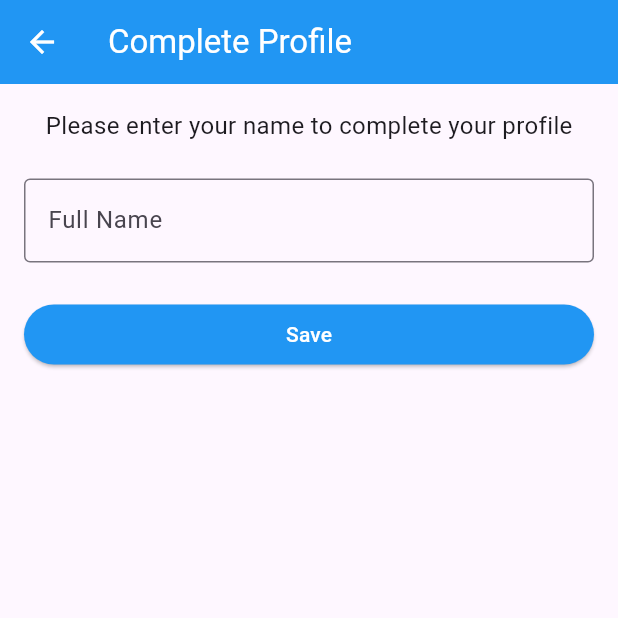
After one commit to EliseJulio/individual_assignment-2, a Flutter app: the screen it shows once a user with an empty profile is signed in, item 4 of the bottom bar chosen, after a tap on "Update Profile", on a phone screen of 412 x 824 dp, the top half of it. The commit adds this screen. Run offline on Flutter 3.47's test engine with Material 3 defaults, Android fonts, the phone set to English and light mode, and no system bars; our stand-ins replace cloud_firestore, firebase_auth, firebase_core; accounts and stored records are empty.

Commit message:
Chat and Auth Markup

```diff
--- a/lib/providers/auth_provider.dart
+++ b/lib/providers/auth_provider.dart
@@ -1,3 +1,4 @@
+import 'package:cloud_firestore/cloud_firestore.dart';
 import 'package:firebase_auth/firebase_auth.dart';
 import 'package:flutter/material.dart';
 
@@ -9,6 +10,7 @@ class AuthProvider with ChangeNotifier {
     });
   }
   final FirebaseAuth _auth = FirebaseAuth.instance;
+  final FirebaseFirestore _firestore = FirebaseFirestore.instance;
   User? _user;
   bool _isLoading = false;
 
@@ -16,7 +18,7 @@ class AuthProvider with ChangeNotifier {
   bool get isLoading => _isLoading;
   bool get isAuthenticated => _user != null;
 
-  Future<String?> signUp(String email, String password) async {
+  Future<String?> signUp(String email, String password, String name) async {
     try {
       _isLoading = true;
       notifyListeners();
@@ -28,6 +30,15 @@ class AuthProvider with ChangeNotifier {
 
       await result.user?.sendEmailVerification();
       _user = result.user;
+
+      // Save user profile to Firestore
+      if (_user != null) {
+        await _firestore.collection('users').doc(_user!.uid).set({
+          'email': email,
+          'name': name,
+          'createdAt': DateTime.now().millisecondsSinceEpoch,
+        });
+      }
 
       _isLoading = false;
       notifyListeners();
--- a/lib/screens/auth_screen.dart
+++ b/lib/screens/auth_screen.dart
@@ -13,6 +13,7 @@ class _AuthScreenState extends State<AuthScreen> {
   final _formKey = GlobalKey<FormState>();
   final _emailController = TextEditingController();
   final _passwordController = TextEditingController();
+  final _nameController = TextEditingController();
   bool _isLogin = true;
 
   @override
@@ -52,6 +53,26 @@ class _AuthScreenState extends State<AuthScreen> {
                               ),
                         ),
                         const SizedBox(height: 32),
+                        if (!_isLogin)
+                          Column(
+                            children: [
+                              TextFormField(
+                                controller: _nameController,
+                                decoration: const InputDecoration(
+                                  labelText: 'Full Name',
+                                  prefixIcon: Icon(Icons.person),
+                                  border: OutlineInputBorder(),
+                                ),
+                                validator: (value) {
+                                  if (!_isLogin && (value?.isEmpty ?? true)) {
+                                    return 'Please enter your name';
+                                  }
+                                  return null;
+                                },
+                              ),
+                              const SizedBox(height: 16),
+                            ],
+                          ),
                         TextFormField(
                           controller: _emailController,
                           decoration: const InputDecoration(
@@ -135,7 +156,7 @@ class _AuthScreenState extends State<AuthScreen> {
           _emailController.text, _passwordController.text);
     } else {
       error = await authProvider.signUp(
-          _emailController.text, _passwordController.text);
+          _emailController.text, _passwordController.text, _nameController.text);
     }
 
     if (error != null && mounted) {
@@ -149,6 +170,7 @@ class _AuthScreenState extends State<AuthScreen> {
   void dispose() {
     _emailController.dispose();
     _passwordController.dispose();
+    _nameController.dispose();
     super.dispose();
   }
 }
--- a/lib/screens/chats_screen.dart
+++ b/lib/screens/chats_screen.dart
@@ -60,7 +60,7 @@ class _ChatsScreenState extends State<ChatsScreen> {
                     leading: const CircleAvatar(
                       child: Icon(Icons.person),
                     ),
-                    title: Text(chat['otherUserEmail'] ?? 'Unknown User'),
+                    title: Text(chat['otherUserName'] ?? 'Unknown User'),
                     subtitle: Text(chat['lastMessage'] ?? 'No messages yet'),
                     trailing: chat['lastMessageTime'] != null
                         ? Text(_formatTime(chat['lastMessageTime']))
--- /dev/null
+++ b/lib/screens/profile_setup_screen.dart
@@ -0,0 +1,74 @@
+import 'package:cloud_firestore/cloud_firestore.dart';
+import 'package:firebase_auth/firebase_auth.dart';
+import 'package:flutter/material.dart';
+
+class ProfileSetupScreen extends StatefulWidget {
+  const ProfileSetupScreen({super.key});
+
+  @override
+  State<ProfileSetupScreen> createState() => _ProfileSetupScreenState();
+}
+
+class _ProfileSetupScreenState extends State<ProfileSetupScreen> {
+  final _nameController = TextEditingController();
+  bool _isLoading = false;
+
+  @override
+  Widget build(BuildContext context) => Scaffold(
+        appBar: AppBar(
+          title: const Text('Complete Profile'),
+          backgroundColor: Colors.blue,
+          foregroundColor: Colors.white,
+        ),
+        body: Padding(
+          padding: const EdgeInsets.all(16),
+          child: Column(
+            children: [
+              const Text(
+                'Please enter your name to complete your profile',
+                style: TextStyle(fontSize: 16),
+              ),
+              const SizedBox(height: 24),
+              TextFormField(
+                controller: _nameController,
+                decoration: const InputDecoration(
+                  labelText: 'Full Name',
+                  border: OutlineInputBorder(),
+                ),
+              ),
+              const SizedBox(height: 24),
+              SizedBox(
+                width: double.infinity,
+                child: ElevatedButton(
+                  onPressed: _isLoading ? null : _saveName,
+                  style: ElevatedButton.styleFrom(
+                    backgroundColor: Colors.blue,
+                    foregroundColor: Colors.white,
+                  ),
+                  child: _isLoading
+                      ? const CircularProgressIndicator(color: Colors.white)
+                      : const Text('Save'),
+                ),
+              ),
+            ],
+          ),
+        ),
+      );
+
+  Future<void> _saveName() async {
+    if (_nameController.text.trim().isEmpty) return;
+
+    setState(() => _isLoading = true);
+
+    final user = FirebaseAuth.instance.currentUser;
+    if (user != null) {
+      await FirebaseFirestore.instance.collection('users').doc(user.uid).set({
+        'email': user.email,
+        'name': _nameController.text.trim(),
+        'createdAt': DateTime.now().millisecondsSinceEpoch,
+      });
+    }
+
+    if (mounted) Navigator.pop(context);
+  }
+}
--- a/lib/screens/settings_screen.dart
+++ b/lib/screens/settings_screen.dart
@@ -1,7 +1,9 @@
+import 'package:cloud_firestore/cloud_firestore.dart';
 import 'package:firebase_auth/firebase_auth.dart';
 import 'package:flutter/material.dart';
 import 'package:provider/provider.dart';
 import '../providers/auth_provider.dart' as auth;
+import 'profile_setup_screen.dart';
 
 class SettingsScreen extends StatefulWidget {
   const SettingsScreen({super.key});
@@ -151,6 +153,16 @@ class _SettingsScreenState extends State<SettingsScreen> {
                     onTap: () {},
                   ),
                   ListTile(
+                    leading: const Icon(Icons.edit),
+                    title: const Text('Update Profile'),
+                    onTap: () => Navigator.push(
+                      context,
+                      MaterialPageRoute(
+                        builder: (context) => const ProfileSetupScreen(),
+                      ),
+                    ),
+                  ),
+                  ListTile(
                     leading: const Icon(Icons.help),
                     title: const Text('Help & Support'),
                     onTap: () {
```
Also changed, not shown: lib/providers/book_provider.dart (+12 -1 lines), lib/providers/chat_provider.dart (+6 -6 lines).
